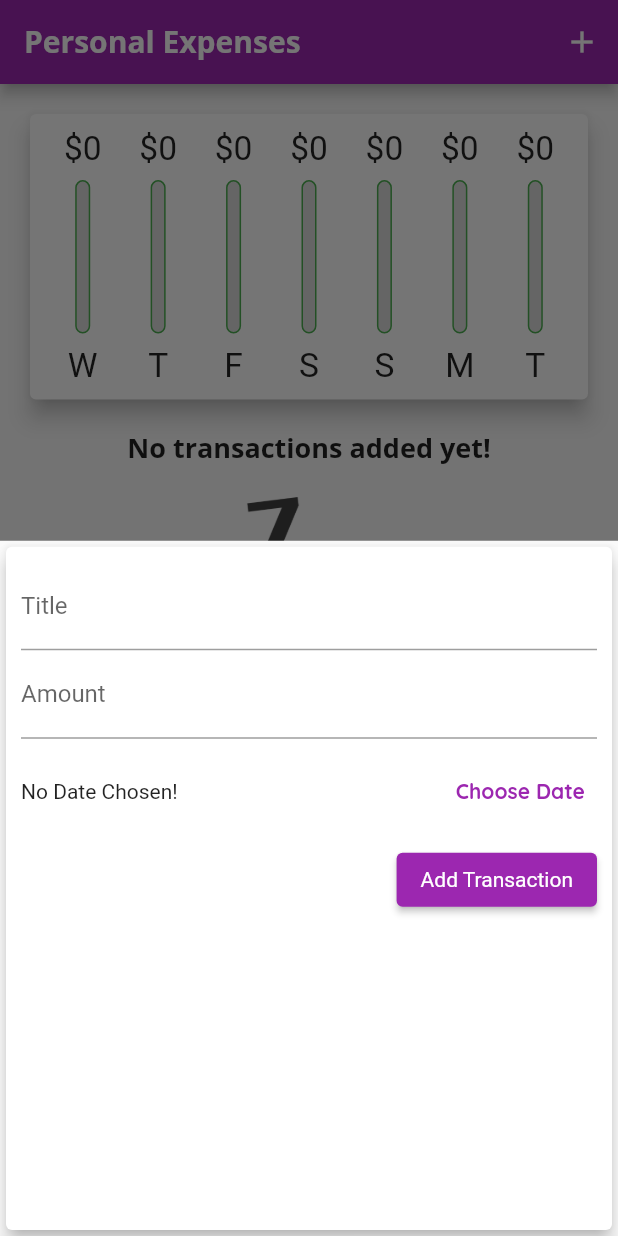
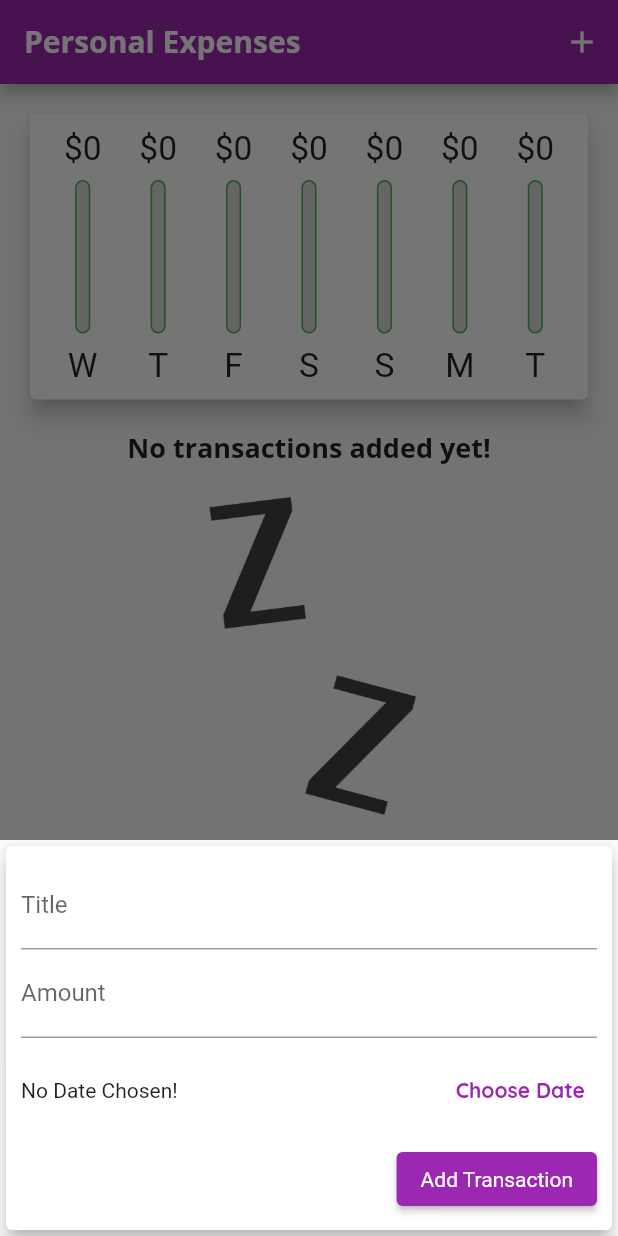
Before and after one commit to Dilman01/personal_expenses, a Flutter app: the screen it shows after launch, after a tap on the "add" icon, on a phone screen of 412 x 824 dp. Run offline on Flutter 3.47's test engine with Material 2 defaults, Android fonts, the phone set to English and light mode, and no system bars.

Commit message:
Make it responsive

```diff
--- a/lib/main.dart
+++ b/lib/main.dart
@@ -1,13 +1,21 @@
 // ignore_for_file: prefer_const_constructors, sized_box_for_whitespace, sort_child_properties_last, prefer_const_literals_to_create_immutables
 
 import 'package:flutter/material.dart';
+import 'package:flutter/services.dart';
 import 'package:personal_expenses/widgets/chart.dart';
 import 'package:personal_expenses/widgets/new_transaction.dart';
 import 'package:personal_expenses/widgets/transaction_list.dart';
 
 import 'models/transaction.dart';
 
-void main() => runApp(MyApp());
+void main() {
+  // WidgetsFlutterBinding.ensureInitialized();
+  // SystemChrome.setPreferredOrientations([
+  //   DeviceOrientation.portraitUp,
+  //   DeviceOrientation.portraitDown,
+  // ]);
+  runApp(MyApp());
+}
 
 class MyApp extends StatelessWidget {
   @override
@@ -68,6 +76,8 @@ class _MyHomePageState extends State<MyHomePage> {
     // ),
   ];
 
+  bool _showChart = false;
+
   List<Transaction> get _recentTransactions {
     return _userTransactions.where((tx) {
       return tx.date!.isAfter(
@@ -110,6 +120,8 @@ class _MyHomePageState extends State<MyHomePage> {
 
   @override
   Widget build(BuildContext context) {
+    final mediaQuery = MediaQuery.of(context);
+    final isLandscape = mediaQuery.orientation == Orientation.landscape;
     final appBar = AppBar(
       title: Text('Personal Expenses'),
       actions: <Widget>[
@@ -121,6 +133,15 @@ class _MyHomePageState extends State<MyHomePage> {
         ),
       ],
     );
+
+    final txListWidget = Container(
+      height: (mediaQuery.size.height -
+              appBar.preferredSize.height -
+              mediaQuery.padding.top) *
+          0.7,
+      child: TransactionList(_userTransactions, _deleteTransaction),
+    );
+
     return Scaffold(
       appBar: appBar,
       body: SingleChildScrollView(
@@ -128,19 +149,40 @@ class _MyHomePageState extends State<MyHomePage> {
           mainAxisAlignment: MainAxisAlignment.start,
           crossAxisAlignment: CrossAxisAlignment.stretch,
           children: <Widget>[
+            if (isLandscape)
+              Row(
+                mainAxisAlignment: MainAxisAlignment.center,
+                children: [
+                  Text('Show Chart'),
+                  Switch(
+                    value: _showChart,
+                    onChanged: (bool value) {
+                      setState(() {
+                        _showChart = value;
+                      });
+                    },
+                  ),
+                ],
+              ),
+            if (!isLandscape)
               Container(
-              height: (MediaQuery.of(context).size.height -
+                height: (mediaQuery.size.height -
                         appBar.preferredSize.height -
-                      MediaQuery.of(context).padding.top) *
+                        mediaQuery.padding.top) *
                     0.3,
                 child: Chart(_recentTransactions),
               ),
-            Container(
-                height: (MediaQuery.of(context).size.height -
+            if (!isLandscape) txListWidget,
+            if (isLandscape)
+              _showChart
+                  ? Container(
+                      height: (mediaQuery.size.height -
                               appBar.preferredSize.height -
-                        MediaQuery.of(context).padding.top) *
+                              mediaQuery.padding.top) *
                           0.7,
-                child: TransactionList(_userTransactions, _deleteTransaction)),
+                      child: Chart(_recentTransactions),
+                    )
+                  : txListWidget,
           ],
         ),
       ),
--- a/lib/widgets/new_transaction.dart
+++ b/lib/widgets/new_transaction.dart
@@ -57,10 +57,16 @@ class _NewTransactionState extends State<NewTransaction> {
 
   @override
   Widget build(BuildContext context) {
-    return Card(
+    return SingleChildScrollView(
+      child: Card(
         elevation: 5,
         child: Container(
-        padding: EdgeInsets.all(10),
+          padding: EdgeInsets.only(
+            top: 10,
+            left: 10,
+            right: 10,
+            bottom: MediaQuery.of(context).viewInsets.bottom + 10,
+          ),
           child: Column(
             crossAxisAlignment: CrossAxisAlignment.end,
             children: [
@@ -113,8 +119,8 @@ class _NewTransactionState extends State<NewTransaction> {
               ElevatedButton(
                 style: ElevatedButton.styleFrom(
                   primary: Theme.of(context).primaryColor,
-                textStyle:
-                    TextStyle(color: Theme.of(context).textTheme.button!.color),
+                  textStyle: TextStyle(
+                      color: Theme.of(context).textTheme.button!.color),
                 ),
                 onPressed: submitData,
                 child: Text(
@@ -124,6 +130,7 @@ class _NewTransactionState extends State<NewTransaction> {
             ],
           ),
         ),
+      ),
     );
   }
 }
--- a/lib/widgets/transaction_list.dart
+++ b/lib/widgets/transaction_list.dart
@@ -13,7 +13,9 @@ class TransactionList extends StatelessWidget {
   @override
   Widget build(BuildContext context) {
     return transactions.isEmpty
-        ? Column(
+        ? LayoutBuilder(
+            builder: (ctx, constraints) {
+              return Column(
                 children: [
                   Text(
                     'No transactions added yet!',
@@ -23,13 +25,15 @@ class TransactionList extends StatelessWidget {
                     height: 20,
                   ),
                   Container(
-                height: 200,
+                    height: constraints.maxHeight * 0.6,
                     child: Image.asset(
                       'assets/images/waiting.png',
                       fit: BoxFit.cover,
                     ),
                   ),
                 ],
+              );
+            },
           )
         : ListView.builder(
             itemBuilder: ((context, index) {
@@ -54,7 +58,18 @@ class TransactionList extends StatelessWidget {
                   ),
                   subtitle: Text(
                       DateFormat.yMMMd().format(transactions[index].date!)),
-                  trailing: IconButton(
+                  trailing: MediaQuery.of(context).size.width > 450
+                      ? TextButton.icon(
+                          icon: Icon(
+                            Icons.delete,
+                          ),
+                          label: Text('Delete'),
+                          onPressed: () => deleteTx(transactions[index].id),
+                          style: TextButton.styleFrom(
+                            primary: Theme.of(context).errorColor,
+                          ),
+                        )
+                      : IconButton(
                           icon: Icon(
                             Icons.delete,
                           ),
```
Lines whose indentation alone changed are shown as unchanged.
